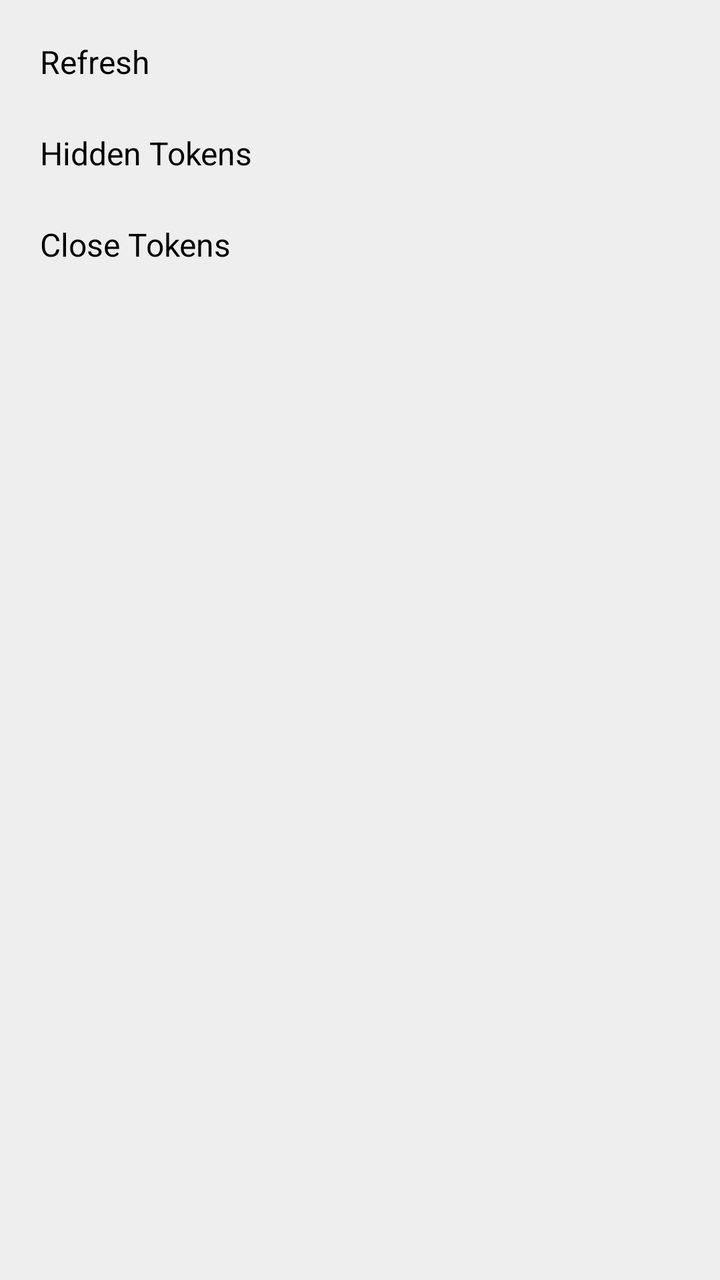
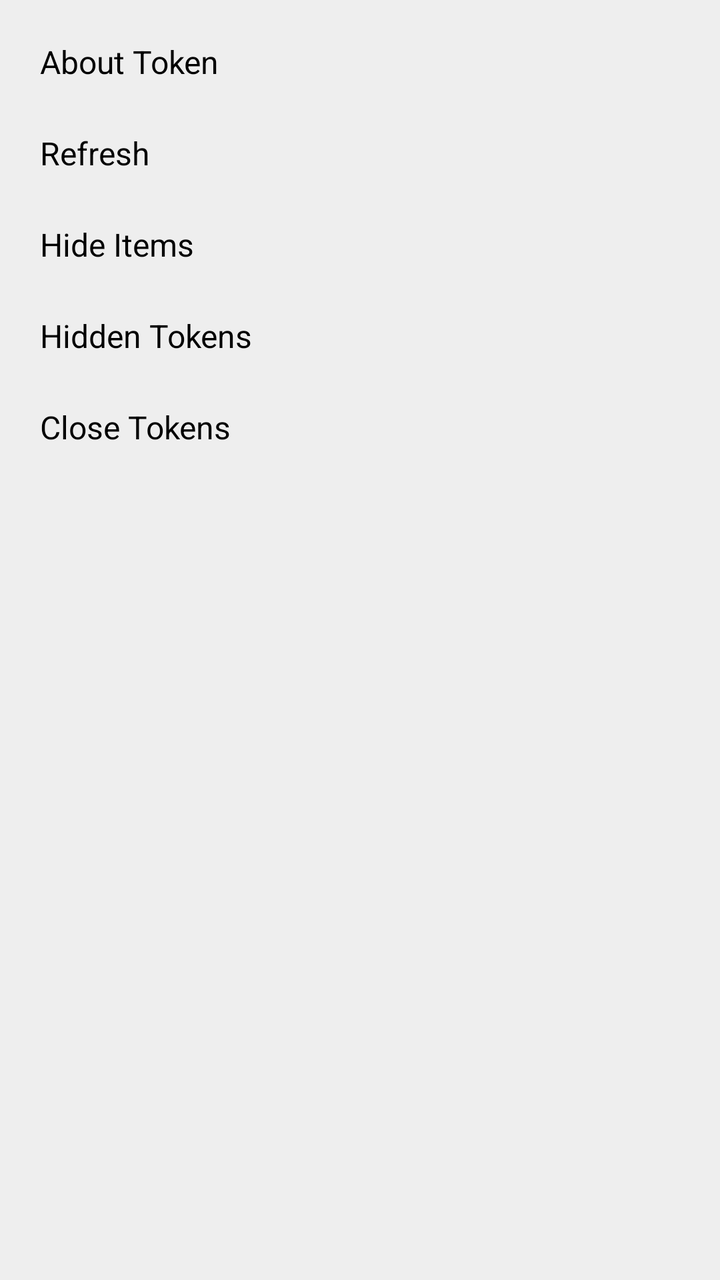

Screens rendered from an Android XML layout before and after an edit, with the pre-edit source and the edit as a unified diff.
<!-- AndroidManifest.xml: application theme Theme.Freer -->
<!-- res/layout/popup_menu_tokens_more.xml -->
<?xml version="1.0" encoding="utf-8"?>
<LinearLayout xmlns:android="http://schemas.android.com/apk/res/android"
    android:layout_width="wrap_content"
    android:layout_height="wrap_content"
    android:orientation="vertical"
    android:background="@color/background_light"
    android:padding="8dp">

    <TextView
        android:id="@+id/refresh_item"
        android:layout_width="match_parent"
        android:layout_height="wrap_content"
        android:padding="12dp"
        android:text="@string/refresh"
        android:textSize="16sp"
        android:textColor="@color/text"
        android:background="?android:attr/selectableItemBackground" />

    <TextView
        android:id="@+id/hidden_item"
        android:layout_width="match_parent"
        android:layout_height="wrap_content"
        android:padding="12dp"
        android:text="@string/hidden_tokens"
        android:textSize="16sp"
        android:textColor="@color/text"
        android:background="?android:attr/selectableItemBackground" />

    <TextView
        android:id="@+id/close_item"
        android:layout_width="match_parent"
        android:layout_height="wrap_content"
        android:padding="12dp"
        android:text="@string/close_tokens"
        android:textSize="16sp"
        android:textColor="@color/text"
        android:background="?android:attr/selectableItemBackground" />

</LinearLayout>
<!-- resources referenced by this layout -->
<resources>
  <color name="background_light">#EEEEEE</color>
  <color name="text">#000000</color>
  <string name="close_tokens">Close Tokens</string>
  <string name="hidden_tokens">Hidden Tokens</string>
  <string name="refresh">Refresh</string>
  <style name="Theme.Freer" parent="Base.Theme.Freer" />
  <style name="Base.Theme.Freer" parent="Theme.Material3.DayNight.NoActionBar">
          <item name="colorPrimary">#2196F3</item>
          <item name="colorAccent">#2196F3</item>
          <item name="android:windowBackground">#FFFFFF</item>
          
          <item name="android:windowLayoutInDisplayCutoutMode">shortEdges</item>
          <item name="android:enforceNavigationBarContrast">false</item>
          <item name="android:enforceStatusBarContrast">false</item>
          <item name="android:statusBarColor">@android:color/transparent</item>
          <item name="android:navigationBarColor">@android:color/transparent</item>
          <item name="android:windowLightStatusBar">true</item>
          <item name="android:windowLightNavigationBar">true</item>
      </style>
</resources>

<!-- the commit's change to res/layout/popup_menu_tokens_more.xml (unified diff, before → after) -->
@@ -7,11 +7,31 @@
     android:padding="8dp">
 
     <TextView
+        android:id="@+id/about_item"
+        android:layout_width="match_parent"
+        android:layout_height="wrap_content"
+        android:padding="12dp"
+        android:text="@string/about_token"
+        android:textSize="16sp"
+        android:textColor="@color/text"
+        android:background="?android:attr/selectableItemBackground" />
+
+    <TextView
         android:id="@+id/refresh_item"
         android:layout_width="match_parent"
         android:layout_height="wrap_content"
         android:padding="12dp"
         android:text="@string/refresh"
+        android:textSize="16sp"
+        android:textColor="@color/text"
+        android:background="?android:attr/selectableItemBackground" />
+
+    <TextView
+        android:id="@+id/hide_item"
+        android:layout_width="match_parent"
+        android:layout_height="wrap_content"
+        android:padding="12dp"
+        android:text="@string/hide_items"
         android:textSize="16sp"
         android:textColor="@color/text"
         android:background="?android:attr/selectableItemBackground" />
<!-- resource entries referenced after the edit -->
@@ -2,8 +2,10 @@
 <resources>
   <color name="background_light">#EEEEEE</color>
   <color name="text">#000000</color>
+  <string name="about_token">About Token</string>
   <string name="close_tokens">Close Tokens</string>
   <string name="hidden_tokens">Hidden Tokens</string>
+  <string name="hide_items">Hide Items</string>
   <string name="refresh">Refresh</string>
   <style name="Theme.Freer" parent="Base.Theme.Freer" />
   <style name="Base.Theme.Freer" parent="Theme.Material3.DayNight.NoActionBar">
